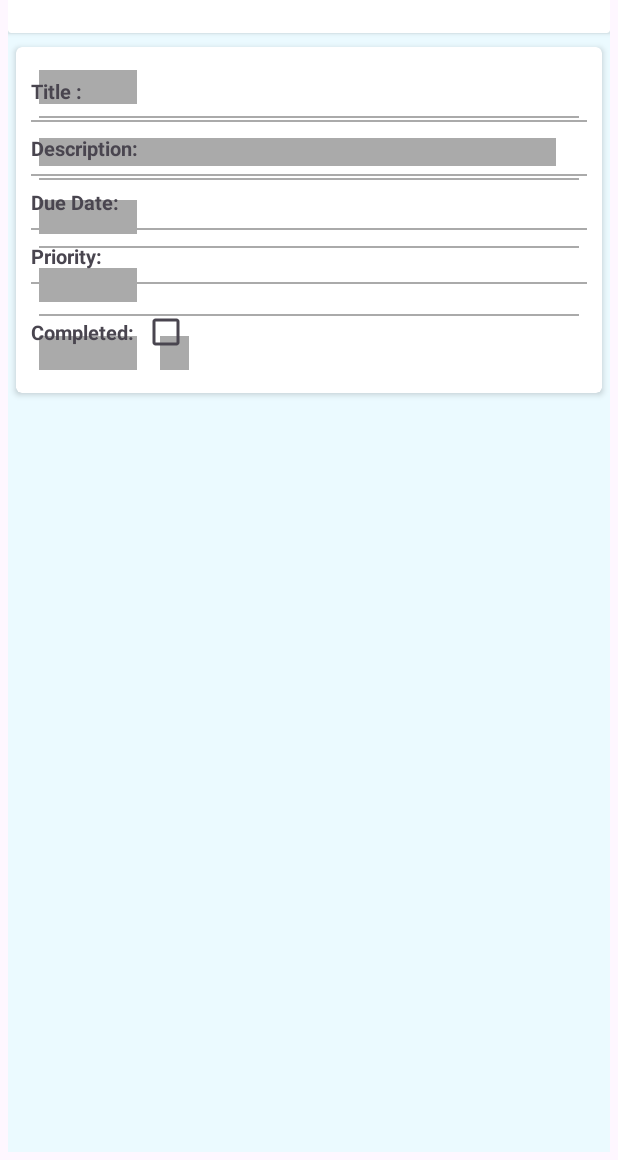
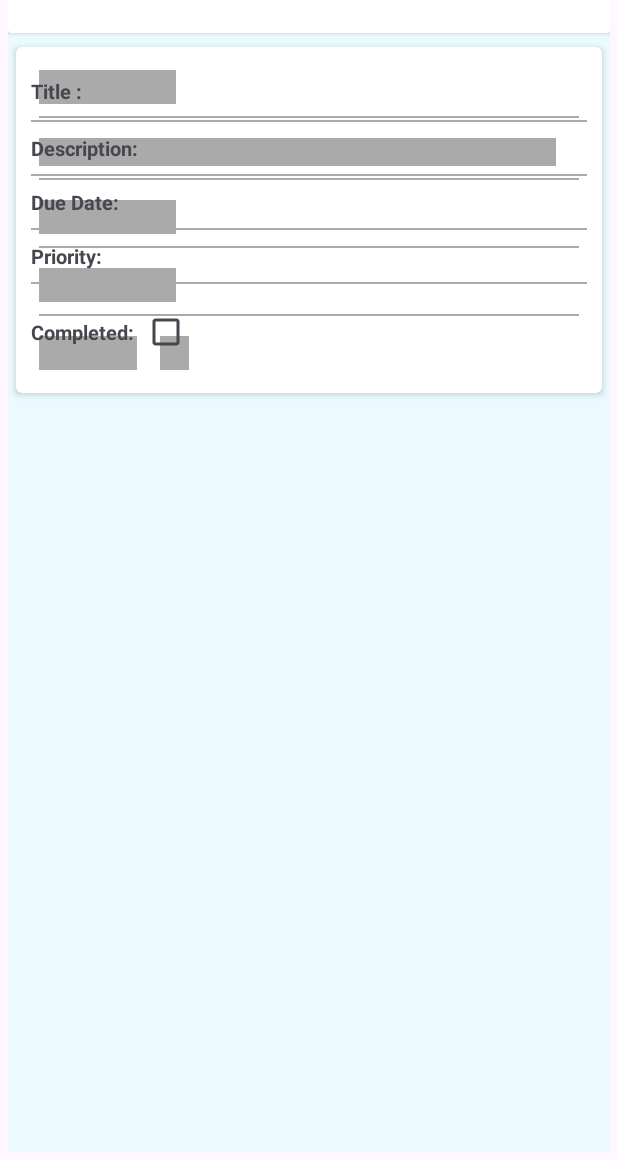
Before and after one commit to MohamedSamirMo/todoapptest, an Android app: the TodoDetailsFragment screen opened through its navigation route, on a phone screen of 412 x 824 dp, the part 76-1236 px from its top. Run offline under Robolectric (Android 15) with nearby library versions, the light colour scheme and no system bars; our stand-ins replace Dagger/Hilt's generated code, Room's generated code, Shimmer, sdp/ssp sizes.

Commit message:
fixed all mistakes

```diff
--- a/app/build.gradle.kts
+++ b/app/build.gradle.kts
@@ -62,10 +62,6 @@ dependencies {
     implementation (libs.retrofit)
     implementation (libs.converter.gson)
 
-    // Coroutines test library
-    testImplementation (libs.kotlinx.coroutines.test)
-    // LiveData test utilities
-    testImplementation (libs.androidx.core.testing)
     implementation (libs.androidx.room.runtime)
 
     implementation(libs.androidx.room.runtime)
--- a/app/src/main/java/com/task/apptest/common/utils/EdgeToEdge.kt
+++ b/app/src/main/java/com/task/apptest/common/utils/EdgeToEdge.kt
@@ -1,22 +1,15 @@
 package com.task.apptest.common.utils
 
-import androidx.core.view.ViewCompat
-import androidx.core.view.WindowInsetsControllerCompat
+import android.view.View
 import androidx.fragment.app.Fragment
 
-@Suppress("DEPRECATION")
 fun Fragment.enableEdgeToEdge() {
     requireActivity().window.apply {
-        statusBarColor = android.graphics.Color.TRANSPARENT
-        navigationBarColor = android.graphics.Color.TRANSPARENT
-
-        ViewCompat.setOnApplyWindowInsetsListener(decorView) { _, insets ->
-            insets
-        }
-
-        WindowInsetsControllerCompat(this, decorView).apply {
-            isAppearanceLightStatusBars = true
-            isAppearanceLightNavigationBars = true
-        }
+        @Suppress("DEPRECATION")
+        decorView.systemUiVisibility = (
+                View.SYSTEM_UI_FLAG_IMMERSIVE_STICKY
+                        or View.SYSTEM_UI_FLAG_HIDE_NAVIGATION
+                        or View.SYSTEM_UI_FLAG_FULLSCREEN
+                )
     }
 }
--- a/app/src/main/java/com/task/apptest/data/remote/ApiService.kt
+++ b/app/src/main/java/com/task/apptest/data/remote/ApiService.kt
@@ -3,20 +3,9 @@ package com.task.apptest.data.remote
 import com.task.apptest.domain.model.Todo
 import retrofit2.Response
 import retrofit2.http.GET
-import retrofit2.http.Path
-import retrofit2.http.Query
 
 interface ApiService {
 
     @GET("todos")
     suspend fun getTodos(): Response<List<Todo>>
-
-    @GET("todos/{id}")
-    suspend fun getTodoById(@Path("id") id: Int): Response<Todo>
-
-    @GET("todos")
-    suspend fun getLimitedTodos(@Query("limit") limit: Int): Response<List<Todo>>
-
-    @GET("todos")
-    suspend fun searchTodos(@Query("search") query: String): Response<List<Todo>>
 }
--- a/app/src/main/java/com/task/apptest/data/remote/ssl/getUnsafeOkHttpClient.kt
+++ b/app/src/main/java/com/task/apptest/data/remote/ssl/getUnsafeOkHttpClient.kt
@@ -7,7 +7,6 @@ import javax.net.ssl.*
 
 fun getUnsafeOkHttpClient(): OkHttpClient {
     try {
-        // تعطيل التحقق من الشهادات
         val trustAllCertificates = arrayOf<TrustManager>(object : X509TrustManager {
             override fun checkClientTrusted(chain: Array<X509Certificate>?, authType: String?) {}
             override fun checkServerTrusted(chain: Array<X509Certificate>?, authType: String?) {}
--- a/app/src/main/java/com/task/apptest/data/repository/TodoRepository.kt
+++ b/app/src/main/java/com/task/apptest/data/repository/TodoRepository.kt
@@ -17,8 +17,10 @@ class TodoRepository @Inject constructor(
         val startIndex = (page - 1) * pageSize
         todoDao.getAllTodos()
             .toTodoList()
+            .asSequence()
             .drop(startIndex)
             .take(pageSize)
+            .toList()
     }
     suspend fun fetchAndStoreTodos(page: Int, pageSize: Int): List<Todo> {
         return withContext(Dispatchers.IO) {
@@ -28,7 +30,7 @@ class TodoRepository @Inject constructor(
                     response.body()?.let { todos ->
                         val entities = todos.map { it.toEntity() }
                         todoDao.insertTodos(entities)
-                        return@withContext getTodos(page, pageSize)  // جلب التو-دوس من القاعدة بعد التخزين
+                        return@withContext getTodos(page, pageSize)
                     }
                 }
             } catch (e: Exception) {
--- a/app/src/main/java/com/task/apptest/presentation/all_todo/TodoFragment.kt
+++ b/app/src/main/java/com/task/apptest/presentation/all_todo/TodoFragment.kt
@@ -27,7 +27,15 @@ class TodoFragment : Fragment(R.layout.fragment_todo) {
 
     private val viewModel: TodoViewModel by viewModels()
     private lateinit var todoAdapter: TodoAdapter
-
+    private val scrollListener = object : RecyclerView.OnScrollListener() {
+        override fun onScrolled(recyclerView: RecyclerView, dx: Int, dy: Int) {
+            super.onScrolled(recyclerView, dx, dy)
+            val layoutManager = recyclerView.layoutManager as LinearLayoutManager
+            if (layoutManager.findLastVisibleItemPosition() == todoAdapter.itemCount - 1) {
+                viewModel.fetchTodos(isInternetAvailable(requireContext()))
+            }
+        }
+    }
     override fun onViewCreated(view: View, savedInstanceState: Bundle?) {
         super.onViewCreated(view, savedInstanceState)
         _binding = FragmentTodoBinding.bind(view)
@@ -60,15 +68,7 @@ class TodoFragment : Fragment(R.layout.fragment_todo) {
         binding.rvTodos.apply {
             this.layoutManager = layoutManager
             adapter = todoAdapter
-
-            addOnScrollListener(object : RecyclerView.OnScrollListener() {
-                override fun onScrolled(recyclerView: RecyclerView, dx: Int, dy: Int) {
-                    super.onScrolled(recyclerView, dx, dy)
-                    if (layoutManager.findLastVisibleItemPosition() == todoAdapter.itemCount - 1) {
-                        viewModel.fetchTodos(isInternetAvailable(requireContext()))
-                    }
-                }
-            })
+            addOnScrollListener(scrollListener)
         }
 
         todoAdapter.setOnItemClickListener { todo ->
@@ -97,7 +97,7 @@ class TodoFragment : Fragment(R.layout.fragment_todo) {
     private fun bindAppBar() {
         binding.appBar.tvScreenTitle.text = getString(R.string.todos)
         binding.appBar.btnBack.setOnClickListener {
-            findNavController().popBackStack()
+            activity?.finish()
         }
         binding.appBar.btnSearch.setOnClickListener {
             findNavController().navigate(R.id.action_todoFragment_to_searchFragment)
--- a/app/src/main/java/com/task/apptest/presentation/all_todo/TodoViewModel.kt
+++ b/app/src/main/java/com/task/apptest/presentation/all_todo/TodoViewModel.kt
@@ -20,7 +20,7 @@ class TodoViewModel @Inject constructor(private val repository: TodoRepository)
     val todoDetails = _todoDetails.asStateFlow()
 
     private var page = 1
-    private val pageSize = 5
+    private val pageSize = 2
 
     fun fetchTodos(hasInternet: Boolean) {
         viewModelScope.launch {
--- a/app/src/main/res/layout/fragment_todo.xml
+++ b/app/src/main/res/layout/fragment_todo.xml
@@ -19,6 +19,7 @@
         android:id="@+id/rvTodos"
         android:layout_width="match_parent"
         android:layout_height="0dp"
+        android:layout_marginBottom="@dimen/_12sdp"
         app:layoutManager="androidx.recyclerview.widget.LinearLayoutManager"
         app:layout_constraintBottom_toBottomOf="parent"
         app:layout_constraintEnd_toEndOf="parent"
@@ -69,15 +70,15 @@
         android:id="@+id/tvNoInternetConnection"
         android:layout_width="wrap_content"
         android:layout_height="wrap_content"
-        android:drawablePadding="@dimen/_20sdp"
         android:layout_marginHorizontal="@dimen/_12sdp"
         android:layout_marginVertical="@dimen/_12ssp"
+        android:drawablePadding="@dimen/_20sdp"
         android:gravity="center"
         android:text="@string/no_internet"
-        app:layout_constraintBottom_toBottomOf="parent"
         android:textAlignment="center"
         android:textColor="@color/gray"
         android:textSize="@dimen/_18ssp"
+        app:layout_constraintBottom_toBottomOf="parent"
         app:layout_constraintEnd_toEndOf="parent"
         app:layout_constraintStart_toStartOf="parent"
         app:layout_constraintTop_toTopOf="@+id/rvTodos" />
--- a/app/src/main/res/layout/shimmer_todo_details.xml
+++ b/app/src/main/res/layout/shimmer_todo_details.xml
@@ -16,7 +16,7 @@
         android:padding="@dimen/_12sdp">
 
         <com.google.android.material.textview.MaterialTextView
-            android:layout_width="@dimen/_50sdp"
+            android:layout_width="@dimen/_70sdp"
             android:layout_height="wrap_content"
             android:background="@android:color/darker_gray"
             android:textSize="@dimen/_13ssp"
@@ -45,7 +45,7 @@
             android:background="@android:color/darker_gray" />
 
         <com.google.android.material.textview.MaterialTextView
-            android:layout_width="@dimen/_50sdp"
+            android:layout_width="@dimen/_70sdp"
             android:layout_height="wrap_content"
             android:layout_marginTop="@dimen/_10sdp"
             android:background="@android:color/darker_gray"
@@ -60,7 +60,7 @@
             android:background="@android:color/darker_gray" />
 
         <com.google.android.material.textview.MaterialTextView
-            android:layout_width="@dimen/_50sdp"
+            android:layout_width="@dimen/_70sdp"
             android:layout_height="wrap_content"
             android:layout_marginTop="@dimen/_10sdp"
             android:background="@android:color/darker_gray"
--- a/gradle/libs.versions.toml
+++ b/gradle/libs.versions.toml
@@ -35,7 +35,6 @@ androidx-navigation-safe-args-gradle-plugin = { module = "androidx.navigation:na
 androidx-navigation-ui-ktx = { module = "androidx.navigation:navigation-ui-ktx", version.ref = "navigationFragmentKtx" }
 androidx-room-compiler = { module = "androidx.room:room-compiler", version.ref = "roomRuntime" }
 androidx-room-runtime = { module = "androidx.room:room-runtime", version.ref = "roomRuntime" }
-androidx-core-testing = { module = "androidx.arch.core:core-testing", version.ref = "coreTesting" }
 converter-gson = { module = "com.squareup.retrofit2:converter-gson", version.ref = "retrofit" }
 hilt-android = { module = "com.google.dagger:hilt-android", version.ref = "hiltAndroid" }
 hilt-android-compiler = { module = "com.google.dagger:hilt-android-compiler", version.ref = "hiltAndroid" }
@@ -45,7 +44,6 @@ androidx-espresso-core = { group = "androidx.test.espresso", name = "espresso-co
 androidx-appcompat = { group = "androidx.appcompat", name = "appcompat", version.ref = "appcompat" }
 kotlinx-coroutines-android = { module = "org.jetbrains.kotlinx:kotlinx-coroutines-android", version.ref = "kotlinxCoroutinesTest" }
 kotlinx-coroutines-core = { module = "org.jetbrains.kotlinx:kotlinx-coroutines-core", version.ref = "kotlinxCoroutinesTest" }
-kotlinx-coroutines-test = { module = "org.jetbrains.kotlinx:kotlinx-coroutines-test", version.ref = "kotlinxCoroutinesTest" }
 logging-interceptor = { module = "com.squareup.okhttp3:logging-interceptor", version.ref = "loggingInterceptor" }
 material = { group = "com.google.android.material", name = "material", version.ref = "material" }
 androidx-activity = { group = "androidx.activity", name = "activity", version.ref = "activity" }
```
Also changed, not shown: app/src/main/res/drawable/ic_no_internet.webp (deleted).
